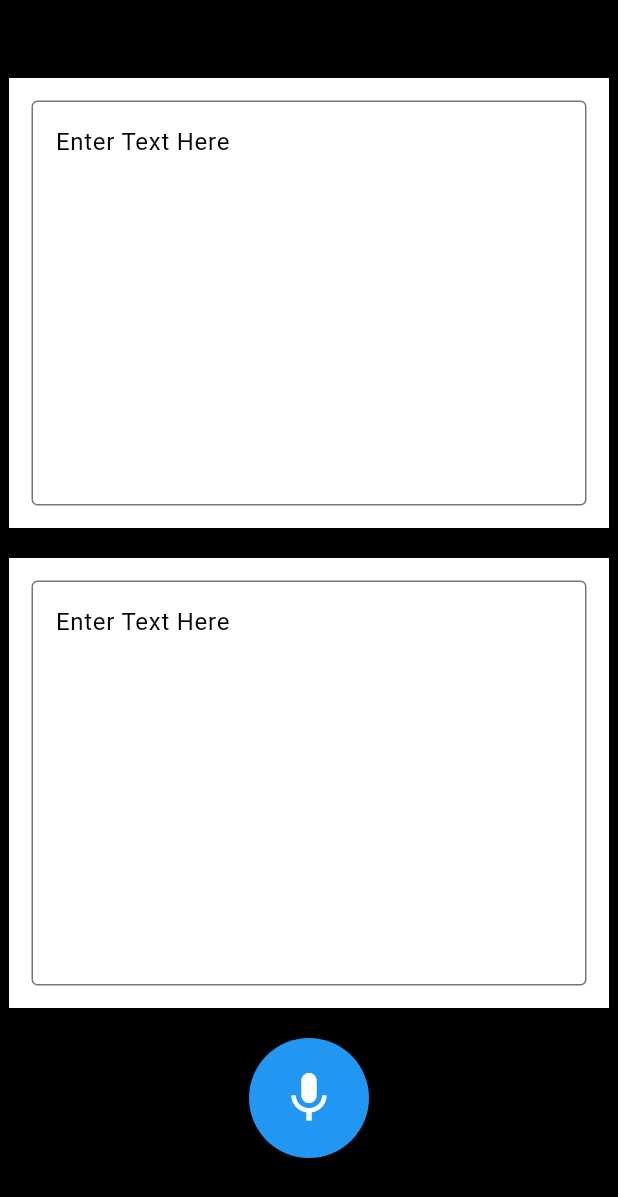
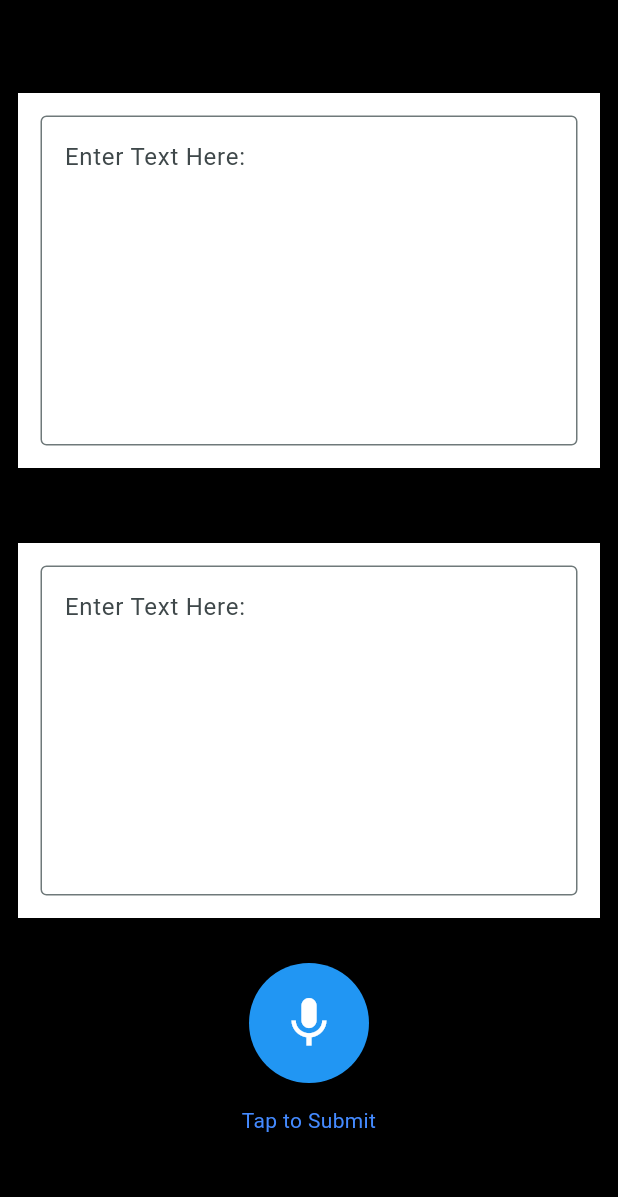
Before and after one commit to EEngineerLoki/flutter_languagetranslator, a Flutter app: the screen it shows after launch, on a phone screen of 412 x 824 dp. Shown: the top 1197 px of the screen. Run offline on Flutter 3.47's test engine with Material 3 defaults, Android fonts, the phone set to English and light mode, and no system bars.

```diff
--- a/lib/pages/homepage.dart
+++ b/lib/pages/homepage.dart
@@ -14,26 +14,31 @@ class _HomePageState extends State<HomePage> {
   Widget build(BuildContext context) {
     return Scaffold(
       backgroundColor: Colors.black,
-      body: Center(
-        child: Column(
-          mainAxisAlignment: MainAxisAlignment.center,
+      body: Padding(
+        padding: const EdgeInsets.all(12),
+        child: ListView(
           children: [
+            const SizedBox(height: 50,),
             Container(
               color: Colors.white,
-              height: 300,
-              width: 400,
+              height: 250,
+              width: 380,
               child: const Dialogbox(),
             ),
-            const SizedBox(height: 20,)
+            const SizedBox(height: 50,)
             ,
             Container(
               color: Colors.white,
-              height: 300,
-              width: 400,
+              height: 250,
+              width: 380,
               child: const Dialogbox(),
             ),
-            const SizedBox(height: 20,),
-            const SpeakButton()
+            const SizedBox(height: 30,),
+            const SpeakButton(),
+            const SizedBox(height: 15,),
+            const Text('Tap to Submit',
+            style: TextStyle(color: Colors.blueAccent,),
+            textAlign: TextAlign.center,)
           ],
         ),
       ),
--- a/lib/util/dialogbox.dart
+++ b/lib/util/dialogbox.dart
@@ -18,6 +18,8 @@ class Dialogbox extends StatelessWidget {
                 ),
                 hintText: 'Enter Text Here',
                 hintStyle: TextStyle(color: Colors.black),
+                labelText: 'Enter Text Here:',
+                alignLabelWithHint: true
               ),
             ),
           )
--- a/lib/util/speakbutton.dart
+++ b/lib/util/speakbutton.dart
@@ -7,6 +7,7 @@ class SpeakButton extends StatelessWidget {
   Widget build(BuildContext context) {
     return ElevatedButton(
       onPressed: () {},
+      onLongPress: () {},
       style: ElevatedButton.styleFrom(
         backgroundColor: Colors.blue,
         shape: const CircleBorder(),
```
